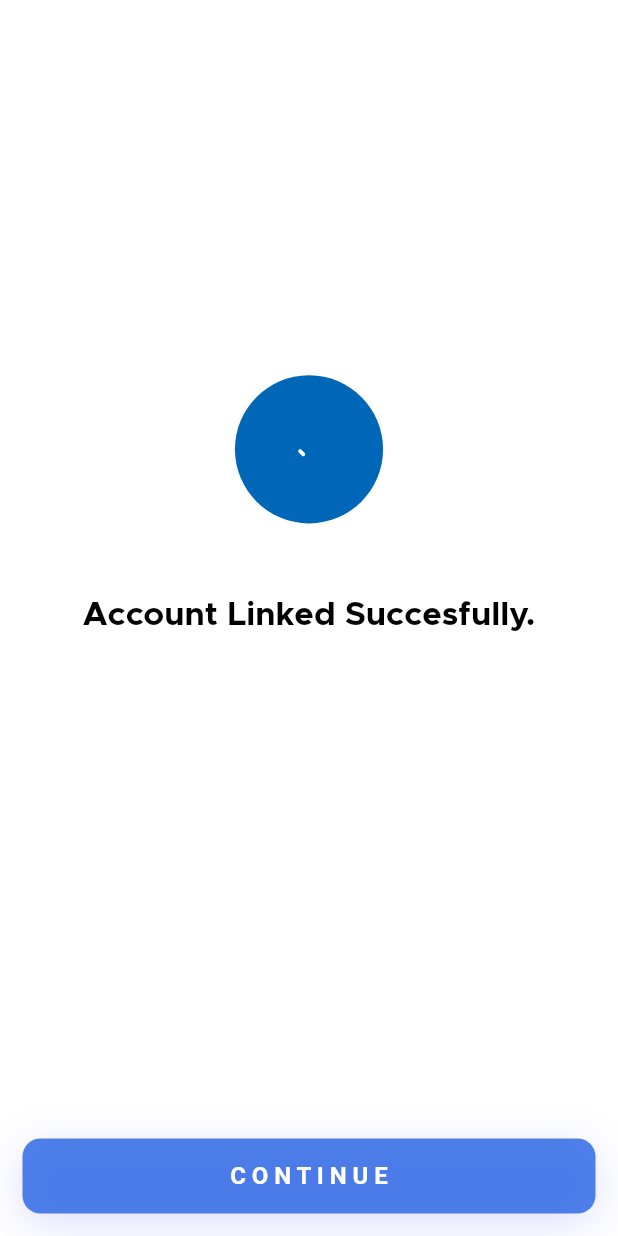
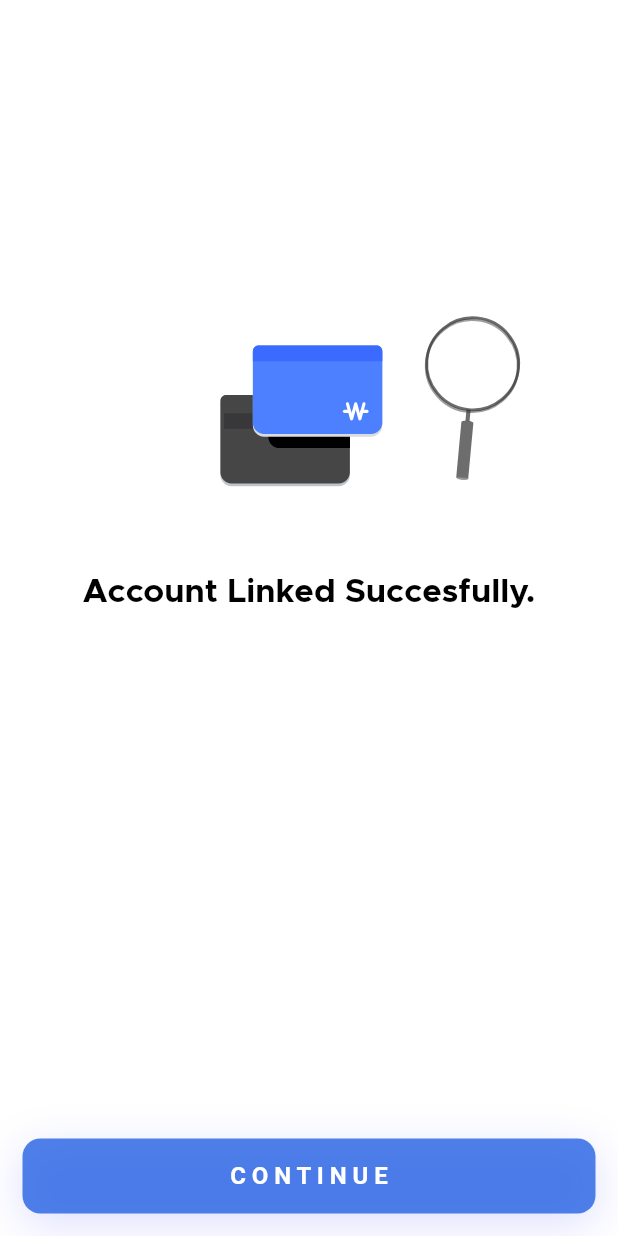
Before and after one commit to shanematthewkelly/Bankify, a Flutter app: the BankSuccessful screen opened directly, on a phone screen of 412 x 824 dp. Run offline on Flutter 3.47's test engine with Material 2 defaults, Android fonts, the phone set to English and light mode, and no system bars; our stand-ins replace flutter_swiper, lottie, shared_preferences; missing offline and left inert: plaid_flutter; accounts and stored records are empty.

```diff
--- a/lib/screens/utils/bankSuccessful.dart
+++ b/lib/screens/utils/bankSuccessful.dart
@@ -21,10 +21,10 @@ class _BankSuccessfulState extends State<BankSuccessful> {
                 alignment: Alignment.bottomCenter,
                 height: MediaQuery.of(context).size.height / 2.2,
                 child: Lottie.asset('assets/lottie/bankConnected.json',
-                    fit: BoxFit.contain, height: 150),
+                    fit: BoxFit.contain, height: 200),
               ),
               Padding(
-                padding: const EdgeInsets.only(left: 10, right: 10, top: 25),
+                padding: const EdgeInsets.only(left: 10, right: 10, top: 10),
                 child: Container(
                   alignment: Alignment.topCenter,
                   child: Text(
```
Also changed, not shown: assets/lottie/bankConnected.json (+1 -1 lines).
